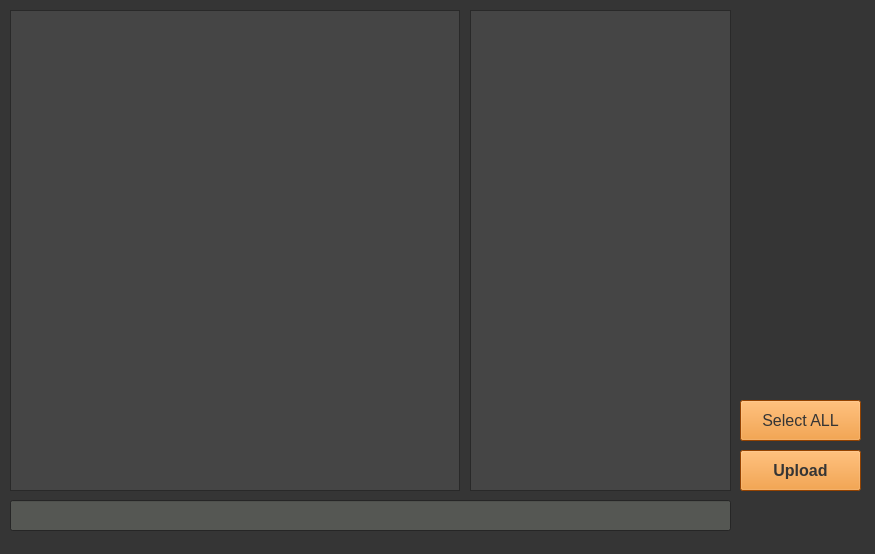
Qt form jiwoon/gazu_api/view/UI/upload.ui (SongmiLim/nuki_project) before a commit.
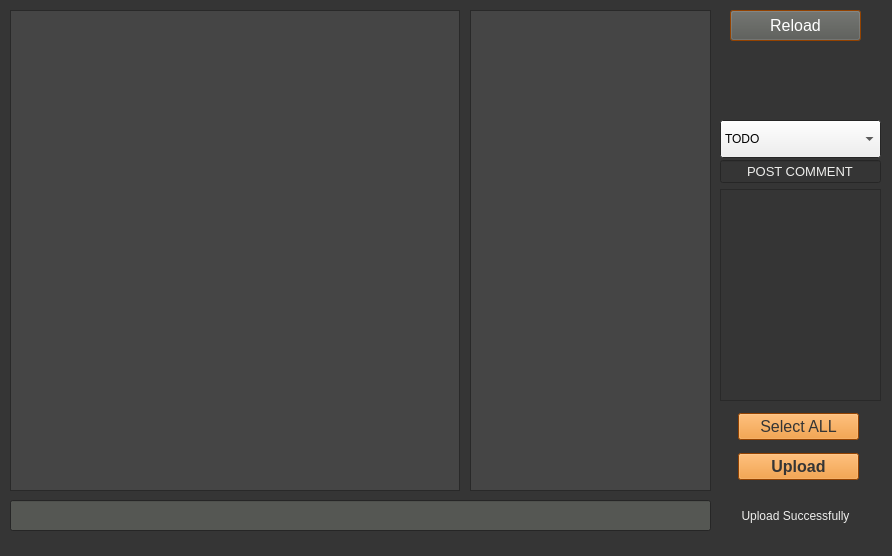
The same form after that commit.

Commit message: upload nuke 1. UUpload() show() 해줄 전역함수 추가 필요. 2. nuke에서 임포트시 안맞던 ui 통일

What changed in the file:
```diff
--- a/jiwoon/gazu_api/view/UI/upload.ui
+++ b/jiwoon/gazu_api/view/UI/upload.ui
@@ -6,8 +6,8 @@
    <rect>
     <x>0</x>
     <y>0</y>
-    <width>875</width>
-    <height>554</height>
+    <width>892</width>
+    <height>556</height>
    </rect>
   </property>
   <property name="palette">
@@ -186,250 +186,6 @@
    <string>MainWindow</string>
   </property>
   <widget class="QWidget" name="centralwidget">
-   <widget class="QPushButton" name="upload_btn">
-    <property name="geometry">
-     <rect>
-      <x>740</x>
-      <y>400</y>
-      <width>121</width>
-      <height>41</height>
-     </rect>
-    </property>
-    <property name="palette">
-     <palette>
-      <active>
-       <colorrole role="WindowText">
-        <brush brushstyle="SolidPattern">
-         <color alpha="255">
-          <red>238</red>
-          <green>238</green>
-          <blue>236</blue>
-         </color>
-        </brush>
-       </colorrole>
-       <colorrole role="Button">
-        <brush brushstyle="SolidPattern">
-         <color alpha="255">
-          <red>237</red>
-          <green>141</green>
-          <blue>32</blue>
-         </color>
-        </brush>
-       </colorrole>
-       <colorrole role="Light">
-        <brush brushstyle="SolidPattern">
-         <color alpha="25">
-          <red>0</red>
-          <green>0</green>
-          <blue>0</blue>
-         </color>
-        </brush>
-       </colorrole>
-       <colorrole role="Text">
-        <brush brushstyle="SolidPattern">
-         <color alpha="255">
-          <red>238</red>
-          <green>238</green>
-          <blue>236</blue>
-         </color>
-        </brush>
-       </colorrole>
-       <colorrole role="ButtonText">
-        <brush brushstyle="SolidPattern">
-         <color alpha="255">
-          <red>53</red>
-          <green>53</green>
-          <blue>53</blue>
-         </color>
-        </brush>
-       </colorrole>
-       <colorrole role="Base">
-        <brush brushstyle="SolidPattern">
-         <color alpha="255">
-          <red>53</red>
-          <green>53</green>
-          <blue>53</blue>
-         </color>
-        </brush>
-       </colorrole>
-       <colorrole role="Window">
-        <brush brushstyle="SolidPattern">
-         <color alpha="255">
-          <red>206</red>
-          <green>92</green>
-          <blue>0</blue>
-         </color>
-        </brush>
-       </colorrole>
-       <colorrole role="PlaceholderText">
-        <brush brushstyle="SolidPattern">
-         <color alpha="128">
-          <red>146</red>
-          <green>148</green>
-          <blue>149</blue>
-         </color>
-        </brush>
-       </colorrole>
-      </active>
-      <inactive>
-       <colorrole role="WindowText">
-        <brush brushstyle="SolidPattern">
-         <color alpha="255">
-          <red>238</red>
-          <green>238</green>
-          <blue>236</blue>
-         </color>
-        </brush>
-       </colorrole>
-       <colorrole role="Button">
-        <brush brushstyle="SolidPattern">
-         <color alpha="255">
-          <red>237</red>
-          <green>141</green>
-          <blue>32</blue>
-         </color>
-        </brush>
-       </colorrole>
-       <colorrole role="Light">
-        <brush brushstyle="SolidPattern">
-         <color alpha="25">
-          <red>0</red>
-          <green>0</green>
-          <blue>0</blue>
-         </color>
-        </brush>
-       </colorrole>
-       <colorrole role="Text">
-        <brush brushstyle="SolidPattern">
-         <color alpha="255">
-          <red>238</red>
-          <green>238</green>
-          <blue>236</blue>
-         </color>
-        </brush>
-       </colorrole>
-       <colorrole role="ButtonText">
-        <brush brushstyle="SolidPattern">
-         <color alpha="255">
-          <red>53</red>
-          <green>53</green>
-          <blue>53</blue>
-         </color>
-        </brush>
-       </colorrole>
-       <colorrole role="Base">
-        <brush brushstyle="SolidPattern">
-         <color alpha="255">
-          <red>53</red>
-          <green>53</green>
-          <blue>53</blue>
-         </color>
-        </brush>
-       </colorrole>
-       <colorrole role="Window">
-        <brush brushstyle="SolidPattern">
-         <color alpha="255">
-          <red>206</red>
-          <green>92</green>
-          <blue>0</blue>
-         </color>
-        </brush>
-       </colorrole>
-       <colorrole role="PlaceholderText">
-        <brush brushstyle="SolidPattern">
-         <color alpha="128">
-          <red>238</red>
-          <green>238</green>
-          <blue>236</blue>
-         </color>
-        </brush>
-       </colorrole>
-      </inactive>
-      <disabled>
-       <colorrole role="WindowText">
-        <brush brushstyle="SolidPattern">
-         <color alpha="255">
-          <red>146</red>
-          <green>148</green>
-          <blue>149</blue>
-         </color>
-        </brush>
-       </colorrole>
-       <colorrole role="Button">
-        <brush brushstyle="SolidPattern">
-         <color alpha="255">
-          <red>237</red>
-          <green>141</green>
-          <blue>32</blue>
-         </color>
-        </brush>
-       </colorrole>
-       <colorrole role="Light">
-        <brush brushstyle="SolidPattern">
-         <color alpha="25">
-          <red>0</red>
-          <green>0</green>
-          <blue>0</blue>
-         </color>
-        </brush>
-       </colorrole>
-       <colorrole role="Text">
-        <brush brushstyle="SolidPattern">
-         <color alpha="255">
-          <red>146</red>
-          <green>148</green>
-          <blue>149</blue>
-         </color>
-        </brush>
-       </colorrole>
-       <colorrole role="ButtonText">
-        <brush brushstyle="SolidPattern">
-         <color alpha="255">
-          <red>146</red>
-          <green>148</green>
-          <blue>149</blue>
-         </color>
-        </brush>
-       </colorrole>
-       <colorrole role="Base">
-        <brush brushstyle="SolidPattern">
-         <color alpha="255">
-          <red>206</red>
-          <green>92</green>
-          <blue>0</blue>
-         </color>
-        </brush>
-       </colorrole>
-       <colorrole role="Window">
-        <brush brushstyle="SolidPattern">
-         <color alpha="255">
-          <red>206</red>
-          <green>92</green>
-          <blue>0</blue>
-         </color>
-        </brush>
-       </colorrole>
-       <colorrole role="PlaceholderText">
-        <brush brushstyle="SolidPattern">
-         <color alpha="128">
-          <red>46</red>
-          <green>52</green>
-          <blue>54</blue>
-         </color>
-        </brush>
-       </colorrole>
-      </disabled>
-     </palette>
-    </property>
-    <property name="font">
-     <font>
-      <pointsize>12</pointsize>
-     </font>
-    </property>
-    <property name="text">
-     <string>Select ALL</string>
-    </property>
-   </widget>
    <widget class="QTreeView" name="treeView">
     <property name="geometry">
      <rect>
@@ -590,7 +346,7 @@
      <rect>
       <x>470</x>
       <y>10</y>
-      <width>261</width>
+      <width>241</width>
       <height>481</height>
      </rect>
     </property>
@@ -691,7 +447,7 @@
      <rect>
       <x>10</x>
       <y>500</y>
-      <width>721</width>
+      <width>701</width>
       <height>31</height>
      </rect>
     </property>
@@ -736,13 +492,29 @@
      <string/>
     </property>
    </widget>
-   <widget class="QPushButton" name="upload_btn_2">
+   <widget class="QLabel" name="upload_msg_label">
     <property name="geometry">
      <rect>
-      <x>740</x>
-      <y>450</y>
-      <width>121</width>
-      <height>41</height>
+      <x>720</x>
+      <y>500</y>
+      <width>151</width>
+      <height>31</height>
+     </rect>
+    </property>
+    <property name="text">
+     <string>Upload Successfully</string>
+    </property>
+    <property name="alignment">
+     <set>Qt::AlignCenter</set>
+    </property>
+   </widget>
+   <widget class="QPushButton" name="reload_btn">
+    <property name="geometry">
+     <rect>
+      <x>730</x>
+      <y>10</y>
+      <width>131</width>
+      <height>31</height>
      </rect>
     </property>
     <property name="palette">
@@ -760,9 +532,9 @@
        <colorrole role="Button">
         <brush brushstyle="SolidPattern">
          <color alpha="255">
-          <red>237</red>
-          <green>141</green>
-          <blue>32</blue>
+          <red>85</red>
+          <green>87</green>
+          <blue>83</blue>
          </color>
         </brush>
        </colorrole>
@@ -787,9 +559,9 @@
        <colorrole role="ButtonText">
         <brush brushstyle="SolidPattern">
          <color alpha="255">
-          <red>53</red>
-          <green>53</green>
-          <blue>53</blue>
+          <red>255</red>
+          <green>255</green>
+          <blue>255</blue>
          </color>
         </brush>
        </colorrole>
@@ -834,9 +606,9 @@
        <colorrole role="Button">
         <brush brushstyle="SolidPattern">
          <color alpha="255">
-          <red>237</red>
-          <green>141</green>
-          <blue>32</blue>
+          <red>85</red>
+          <green>87</green>
+          <blue>83</blue>
          </color>
         </brush>
        </colorrole>
@@ -861,9 +633,9 @@
        <colorrole role="ButtonText">
         <brush brushstyle="SolidPattern">
          <color alpha="255">
-          <red>53</red>
-          <green>53</green>
-          <blue>53</blue>
+          <red>255</red>
+          <green>255</green>
+          <blue>255</blue>
          </color>
         </brush>
        </colorrole>
@@ -908,9 +680,9 @@
        <colorrole role="Button">
         <brush brushstyle="SolidPattern">
          <color alpha="255">
-          <red>237</red>
-          <green>141</green>
-          <blue>32</blue>
+          <red>85</red>
+          <green>87</green>
+          <blue>83</blue>
          </color>
         </brush>
        </colorrole>
@@ -974,14 +746,599 @@
     <property name="font">
      <font>
       <pointsize>12</pointsize>
-      <weight>75</weight>
-      <bold>true</bold>
      </font>
     </property>
     <property name="text">
-     <string>Upload</string>
+     <string>Reload</string>
     </property>
    </widget>
+   <widget class="QWidget" name="layoutWidget">
+    <property name="geometry">
+     <rect>
+      <x>720</x>
+      <y>160</y>
+      <width>161</width>
+      <height>241</height>
+     </rect>
+    </property>
+    <layout class="QVBoxLayout" name="verticalLayout">
+     <item>
+      <widget class="QLineEdit" name="comment_lineedit">
+       <property name="font">
+        <font>
+         <pointsize>10</pointsize>
+        </font>
+       </property>
+       <property name="text">
+        <string>POST COMMENT</string>
+       </property>
+       <property name="echoMode">
+        <enum>QLineEdit::Normal</enum>
+       </property>
+       <property name="alignment">
+        <set>Qt::AlignCenter</set>
+       </property>
+       <property name="dragEnabled">
+        <bool>false</bool>
+       </property>
+       <property name="readOnly">
+        <bool>true</bool>
+       </property>
+       <property name="clearButtonEnabled">
+        <bool>false</bool>
+       </property>
+      </widget>
+     </item>
+     <item>
+      <widget class="QPlainTextEdit" name="comment_plaintextedit">
+       <property name="font">
+        <font>
+         <pointsize>9</pointsize>
+        </font>
+       </property>
+       <property name="plainText">
+        <string/>
+       </property>
+       <property name="placeholderText">
+        <string notr="true" extracomment="Leave your comment..."/>
+       </property>
+      </widget>
+     </item>
+    </layout>
+   </widget>
+   <widget class="QWidget" name="layoutWidget">
+    <property name="geometry">
+     <rect>
+      <x>738</x>
+      <y>406</y>
+      <width>121</width>
+      <height>82</height>
+     </rect>
+    </property>
+    <layout class="QVBoxLayout" name="verticalLayout_2">
+     <item>
+      <widget class="QPushButton" name="select_all_btn">
+       <property name="palette">
+        <palette>
+         <active>
+          <colorrole role="WindowText">
+           <brush brushstyle="SolidPattern">
+            <color alpha="255">
+             <red>238</red>
+             <green>238</green>
+             <blue>236</blue>
+            </color>
+           </brush>
+          </colorrole>
+          <colorrole role="Button">
+           <brush brushstyle="SolidPattern">
+            <color alpha="255">
+             <red>237</red>
+             <green>141</green>
+             <blue>32</blue>
+            </color>
+           </brush>
+          </colorrole>
+          <colorrole role="Light">
+           <brush brushstyle="SolidPattern">
+            <color alpha="25">
+             <red>0</red>
+             <green>0</green>
+             <blue>0</blue>
+            </color>
+           </brush>
+          </colorrole>
+          <colorrole role="Text">
+           <brush brushstyle="SolidPattern">
+            <color alpha="255">
+             <red>238</red>
+             <green>238</green>
+             <blue>236</blue>
+            </color>
+           </brush>
+          </colorrole>
+          <colorrole role="ButtonText">
+           <brush brushstyle="SolidPattern">
+            <color alpha="255">
+             <red>53</red>
+             <green>53</green>
+             <blue>53</blue>
+            </color>
+           </brush>
+          </colorrole>
+          <colorrole role="Base">
+           <brush brushstyle="SolidPattern">
+            <color alpha="255">
+             <red>53</red>
+             <green>53</green>
+             <blue>53</blue>
+            </color>
+           </brush>
+          </colorrole>
+          <colorrole role="Window">
+           <brush brushstyle="SolidPattern">
+            <color alpha="255">
+             <red>206</red>
+             <green>92</green>
+             <blue>0</blue>
+            </color>
+           </brush>
+          </colorrole>
+          <colorrole role="PlaceholderText">
+           <brush brushstyle="SolidPattern">
+            <color alpha="128">
+             <red>146</red>
+             <green>148</green>
+             <blue>149</blue>
+            </color>
+           </brush>
+          </colorrole>
+         </active>
+         <inactive>
+          <colorrole role="WindowText">
+           <brush brushstyle="SolidPattern">
+            <color alpha="255">
+             <red>238</red>
+             <green>238</green>
+             <blue>236</blue>
+            </color>
+           </brush>
+          </colorrole>
+          <colorrole role="Button">
+           <brush brushstyle="SolidPattern">
+            <color alpha="255">
+             <red>237</red>
+             <green>141</green>
+             <blue>32</blue>
+            </color>
+           </brush>
+          </colorrole>
+          <colorrole role="Light">
+           <brush brushstyle="SolidPattern">
+            <color alpha="25">
+             <red>0</red>
+             <green>0</green>
+             <blue>0</blue>
+            </color>
+           </brush>
+          </colorrole>
+          <colorrole role="Text">
+           <brush brushstyle="SolidPattern">
+            <color alpha="255">
+             <red>238</red>
+             <green>238</green>
+             <blue>236</blue>
+            </color>
+           </brush>
+          </colorrole>
+          <colorrole role="ButtonText">
+           <brush brushstyle="SolidPattern">
+            <color alpha="255">
+             <red>53</red>
+             <green>53</green>
+             <blue>53</blue>
+            </color>
+           </brush>
+          </colorrole>
+          <colorrole role="Base">
+           <brush brushstyle="SolidPattern">
+            <color alpha="255">
+             <red>53</red>
+             <green>53</green>
+             <blue>53</blue>
+            </color>
+           </brush>
+          </colorrole>
+          <colorrole role="Window">
+           <brush brushstyle="SolidPattern">
+            <color alpha="255">
+             <red>206</red>
+             <green>92</green>
+             <blue>0</blue>
+            </color>
+           </brush>
+          </colorrole>
+          <colorrole role="PlaceholderText">
+           <brush brushstyle="SolidPattern">
+            <color alpha="128">
+             <red>238</red>
+             <green>238</green>
+             <blue>236</blue>
+            </color>
+           </brush>
+          </colorrole>
+         </inactive>
+         <disabled>
+          <colorrole role="WindowText">
+           <brush brushstyle="SolidPattern">
+            <color alpha="255">
+             <red>146</red>
+             <green>148</green>
+             <blue>149</blue>
+            </color>
+           </brush>
+          </colorrole>
+          <colorrole role="Button">
+           <brush brushstyle="SolidPattern">
+            <color alpha="255">
+             <red>237</red>
+             <green>141</green>
+             <blue>32</blue>
+            </color>
+           </brush>
+          </colorrole>
+          <colorrole role="Light">
+           <brush brushstyle="SolidPattern">
+            <color alpha="25">
+             <red>0</red>
+             <green>0</green>
+             <blue>0</blue>
+            </color>
+           </brush>
+          </colorrole>
+          <colorrole role="Text">
+           <brush brushstyle="SolidPattern">
+            <color alpha="255">
+             <red>146</red>
+             <green>148</green>
+             <blue>149</blue>
+            </color>
+           </brush>
+          </colorrole>
+          <colorrole role="ButtonText">
+           <brush brushstyle="SolidPattern">
+            <color alpha="255">
+             <red>146</red>
+             <green>148</green>
+             <blue>149</blue>
+            </color>
+           </brush>
+          </colorrole>
+          <colorrole role="Base">
+           <brush brushstyle="SolidPattern">
+            <color alpha="255">
+             <red>206</red>
+             <green>92</green>
+             <blue>0</blue>
+            </color>
+           </brush>
+          </colorrole>
+          <colorrole role="Window">
+           <brush brushstyle="SolidPattern">
+            <color alpha="255">
+             <red>206</red>
+             <green>92</green>
+             <blue>0</blue>
+            </color>
+           </brush>
+          </colorrole>
+          <colorrole role="PlaceholderText">
+           <brush brushstyle="SolidPattern">
+            <color alpha="128">
+             <red>46</red>
+             <green>52</green>
+             <blue>54</blue>
+            </color>
+           </brush>
+          </colorrole>
+         </disabled>
+        </palette>
+       </property>
+       <property name="font">
+        <font>
+         <family>Cantarell</family>
+         <pointsize>12</pointsize>
+         <weight>50</weight>
+         <bold>false</bold>
+        </font>
+       </property>
+       <property name="text">
+        <string>Select ALL</string>
+       </property>
+      </widget>
+     </item>
+     <item>
+      <widget class="QPushButton" name="upload_btn">
+       <property name="palette">
+        <palette>
+         <active>
+          <colorrole role="WindowText">
+           <brush brushstyle="SolidPattern">
+            <color alpha="255">
+             <red>238</red>
+             <green>238</green>
+             <blue>236</blue>
+            </color>
+           </brush>
+          </colorrole>
+          <colorrole role="Button">
+           <brush brushstyle="SolidPattern">
+            <color alpha="255">
+             <red>237</red>
+             <green>141</green>
+             <blue>32</blue>
+            </color>
+           </brush>
+          </colorrole>
+          <colorrole role="Light">
+           <brush brushstyle="SolidPattern">
+            <color alpha="25">
+             <red>0</red>
+             <green>0</green>
+             <blue>0</blue>
+            </color>
+           </brush>
+          </colorrole>
+          <colorrole role="Text">
+           <brush brushstyle="SolidPattern">
+            <color alpha="255">
+             <red>238</red>
+             <green>238</green>
+             <blue>236</blue>
+            </color>
+           </brush>
+          </colorrole>
+          <colorrole role="ButtonText">
+           <brush brushstyle="SolidPattern">
+            <color alpha="255">
+             <red>53</red>
+             <green>53</green>
+             <blue>53</blue>
+            </color>
+           </brush>
+          </colorrole>
+          <colorrole role="Base">
+           <brush brushstyle="SolidPattern">
+            <color alpha="255">
+             <red>53</red>
+             <green>53</green>
+             <blue>53</blue>
+            </color>
+           </brush>
+          </colorrole>
+          <colorrole role="Window">
+           <brush brushstyle="SolidPattern">
+            <color alpha="255">
+             <red>206</red>
+             <green>92</green>
+             <blue>0</blue>
+            </color>
+           </brush>
+          </colorrole>
+          <colorrole role="PlaceholderText">
+           <brush brushstyle="SolidPattern">
+            <color alpha="128">
+             <red>146</red>
+             <green>148</green>
+             <blue>149</blue>
+            </color>
+           </brush>
+          </colorrole>
+         </active>
+         <inactive>
+          <colorrole role="WindowText">
+           <brush brushstyle="SolidPattern">
+            <color alpha="255">
+             <red>238</red>
+             <green>238</green>
+             <blue>236</blue>
+            </color>
+           </brush>
+          </colorrole>
+          <colorrole role="Button">
+           <brush brushstyle="SolidPattern">
+            <color alpha="255">
+             <red>237</red>
+             <green>141</green>
+             <blue>32</blue>
+            </color>
+           </brush>
+          </colorrole>
+          <colorrole role="Light">
+           <brush brushstyle="SolidPattern">
+            <color alpha="25">
+             <red>0</red>
+             <green>0</green>
+             <blue>0</blue>
+            </color>
+           </brush>
+          </colorrole>
+          <colorrole role="Text">
+           <brush brushstyle="SolidPattern">
+            <color alpha="255">
+             <red>238</red>
+             <green>238</green>
+             <blue>236</blue>
+            </color>
+           </brush>
+          </colorrole>
+          <colorrole role="ButtonText">
+           <brush brushstyle="SolidPattern">
+            <color alpha="255">
+             <red>53</red>
+             <green>53</green>
+             <blue>53</blue>
+            </color>
+           </brush>
+          </colorrole>
+          <colorrole role="Base">
+           <brush brushstyle="SolidPattern">
+            <color alpha="255">
+             <red>53</red>
+             <green>53</green>
+             <blue>53</blue>
+            </color>
+           </brush>
+          </colorrole>
+          <colorrole role="Window">
+           <brush brushstyle="SolidPattern">
+            <color alpha="255">
+             <red>206</red>
+             <green>92</green>
+             <blue>0</blue>
+            </color>
+           </brush>
+          </colorrole>
+          <colorrole role="PlaceholderText">
+           <brush brushstyle="SolidPattern">
+            <color alpha="128">
+             <red>238</red>
+             <green>238</green>
+             <blue>236</blue>
+            </color>
+           </brush>
+          </colorrole>
+         </inactive>
+         <disabled>
+          <colorrole role="WindowText">
+           <brush brushstyle="SolidPattern">
+            <color alpha="255">
+             <red>146</red>
+             <green>148</green>
+             <blue>149</blue>
+            </color>
+           </brush>
+          </colorrole>
+          <colorrole role="Button">
+           <brush brushstyle="SolidPattern">
+            <color alpha="255">
+             <red>237</red>
+             <green>141</green>
+             <blue>32</blue>
+            </color>
+           </brush>
+          </colorrole>
+          <colorrole role="Light">
+           <brush brushstyle="SolidPattern">
+            <color alpha="25">
+             <red>0</red>
+             <green>0</green>
+             <blue>0</blue>
+            </color>
+           </brush>
+          </colorrole>
+          <colorrole role="Text">
+           <brush brushstyle="SolidPattern">
+            <color alpha="255">
+             <red>146</red>
+             <green>148</green>
+             <blue>149</blue>
+            </color>
+           </brush>
+          </colorrole>
+          <colorrole role="ButtonText">
+           <brush brushstyle="SolidPattern">
+            <color alpha="255">
+             <red>146</red>
+             <green>148</green>
+             <blue>149</blue>
+            </color>
+           </brush>
+          </colorrole>
+          <colorrole role="Base">
+           <brush brushstyle="SolidPattern">
+            <color alpha="255">
+             <red>206</red>
+             <green>92</green>
+             <blue>0</blue>
+            </color>
+           </brush>
+          </colorrole>
+          <colorrole role="Window">
+           <brush brushstyle="SolidPattern">
+            <color alpha="255">
+             <red>206</red>
+             <green>92</green>
+             <blue>0</blue>
+            </color>
+           </brush>
+          </colorrole>
+          <colorrole role="PlaceholderText">
+           <brush brushstyle="SolidPattern">
+            <color alpha="128">
+             <red>46</red>
+             <green>52</green>
+             <blue>54</blue>
+            </color>
+           </brush>
+          </colorrole>
+         </disabled>
+        </palette>
+       </property>
+       <property name="font">
+        <font>
+         <pointsize>12</pointsize>
+         <weight>75</weight>
+         <bold>true</bold>
+        </font>
+       </property>
+       <property name="text">
+        <string>Upload</string>
+       </property>
+      </widget>
+     </item>
+    </layout>
+   </widget>
+   <widget class="QComboBox" name="status_combo">
+    <property name="geometry">
+     <rect>
+      <x>720</x>
+      <y>120</y>
+      <width>161</width>
+      <height>38</height>
+     </rect>
+    </property>
+    <item>
+     <property name="text">
+      <string>TODO</string>
+     </property>
+    </item>
+    <item>
+     <property name="text">
+      <string>Done</string>
+     </property>
+    </item>
+    <item>
+     <property name="text">
+      <string>Ready</string>
+     </property>
+    </item>
+    <item>
+     <property name="text">
+      <string>Retake</string>
+     </property>
+    </item>
+    <item>
+     <property name="text">
+      <string>WFA</string>
+     </property>
+    </item>
+    <item>
+     <property name="text">
+      <string>WIP</string>
+     </property>
+    </item>
+   </widget>
   </widget>
  </widget>
  <resources/>
```
The commit also changes 4 other files.
